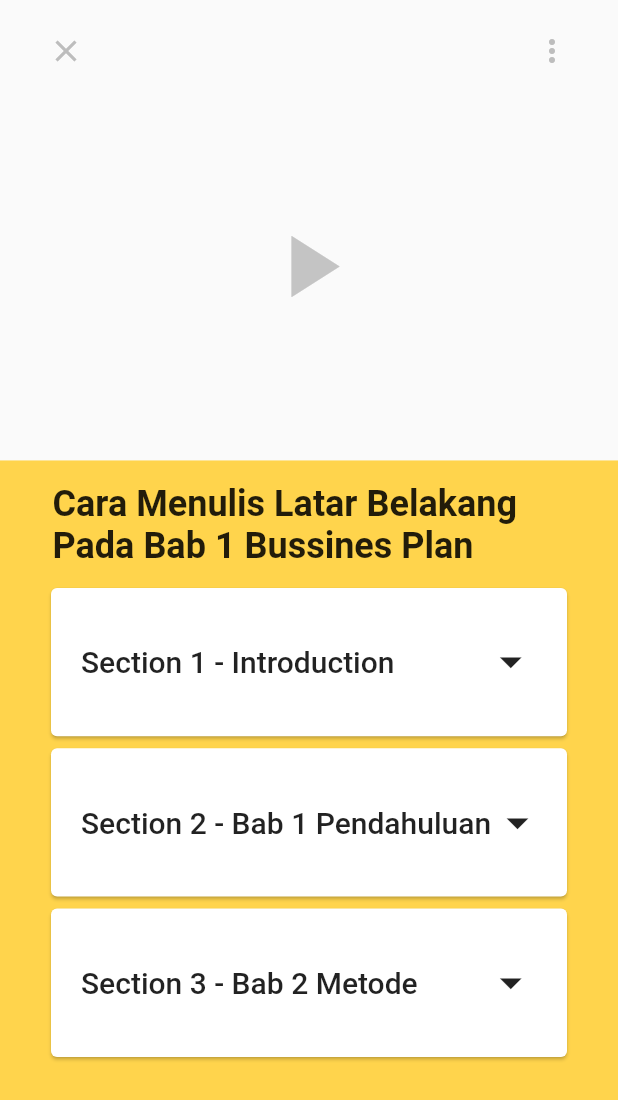
After one commit to Mobile-Apps-Unpak/TA-Mobpro, a Flutter app: the Video screen opened directly, on a phone screen of 412 x 824 dp. The commit adds this screen. Shown: the top 1100 px of the screen. Run offline on Flutter 3.47's test engine with Material 2 defaults, Android fonts, the light colour scheme and no system bars; our stand-ins replace firebase_core, persistent_bottom_nav_bar_v2; accounts and stored records are empty.

```diff
--- a/mobile/lib/main.dart
+++ b/mobile/lib/main.dart
@@ -1,7 +1,16 @@
 import 'package:flutter/material.dart';
 import 'package:mobile/cover.dart';
+import 'package:firebase_core/firebase_core.dart';
+import 'firebase_options.dart';
 
-void main() => runApp(const MyApp());
+void main() async {
+  WidgetsFlutterBinding.ensureInitialized();
+
+  await Firebase.initializeApp(
+    options: DefaultFirebaseOptions.currentPlatform,
+  );
+  runApp(const MyApp());
+}
 
 class MyApp extends StatelessWidget {
   const MyApp({Key? key}) : super(key: key);
--- a/mobile/lib/screen/homepage.dart
+++ b/mobile/lib/screen/homepage.dart
@@ -2,7 +2,7 @@ import 'package:flutter/material.dart';
 import 'package:mobile/screen/chat.dart';
 import 'package:mobile/modul.dart';
 import 'package:mobile/screen/package.dart';
-import 'package:mobile/screen/study.dart';
+import 'package:mobile/screen/video.dart';
 
 class HomePage extends StatelessWidget {
   const HomePage({Key? key}) : super(key: key);
@@ -96,7 +96,7 @@ class HomePage extends StatelessWidget {
                                           onTap: () {
                                             Navigator.of(context).push(
                                               MaterialPageRoute(
-                                                builder: (_) => const Study(),
+                                                builder: (_) => const Video(),
                                               ),
                                             );
                                           },
--- a/mobile/lib/screen/study.dart
+++ b/mobile/lib/screen/study.dart
@@ -1,4 +1,5 @@
 import 'package:flutter/material.dart';
+import 'package:mobile/screen/video.dart';
 
 class Study extends StatelessWidget {
   const Study({Key? key}) : super(key: key);
@@ -135,7 +136,13 @@ class Study extends StatelessWidget {
                                 alignment: Alignment.bottomRight,
                                 child: TextButton(
                                   child: const Text('Read More'),
-                                  onPressed: () {},
+                                  onPressed: () {
+                                    Navigator.of(context).push(
+                                      MaterialPageRoute(
+                                        builder: (_) => const Video(),
+                                      ),
+                                    );
+                                  },
                                 ),
                               ),
                             ],
--- /dev/null
+++ b/mobile/lib/screen/video.dart
@@ -0,0 +1,156 @@
+import 'package:flutter/material.dart';
+
+class Video extends StatelessWidget {
+  const Video({Key? key}) : super(key: key);
+
+  @override
+  Widget build(BuildContext context) {
+    return Scaffold(
+      body: ListView(
+        children: [
+          Container(
+            margin: const EdgeInsets.symmetric(horizontal: 20, vertical: 10),
+            child: Column(
+              children: [
+                Row(
+                  mainAxisAlignment: MainAxisAlignment.spaceBetween,
+                  children: [
+                    IconButton(
+                      onPressed: () {},
+                      icon: const Icon(
+                        Icons.close,
+                        color: Color(0xffBDBDBD),
+                      ),
+                    ),
+                    IconButton(
+                      onPressed: () {},
+                      icon: const Icon(
+                        Icons.more_vert,
+                        color: Color(0xffBDBDBD),
+                      ),
+                    ),
+                  ],
+                ),
+                SizedBox(
+                  height: MediaQuery.of(context).size.height * 0.29,
+                  child: const Icon(
+                    Icons.play_arrow,
+                    size: 70,
+                    color: Color(0xffC4C4C4),
+                  ),
+                ),
+              ],
+            ),
+          ),
+          Container(
+            padding: const EdgeInsets.symmetric(horizontal: 30, vertical: 15),
+            color: const Color(0xffFFD44C),
+            height: MediaQuery.of(context).size.height,
+            child: Column(
+              crossAxisAlignment: CrossAxisAlignment.start,
+              children: [
+                Container(
+                  margin: const EdgeInsets.symmetric(horizontal: 5),
+                  child: const Text(
+                    'Cara Menulis Latar Belakang\nPada Bab 1 Bussines Plan',
+                    style: TextStyle(
+                      fontSize: 24,
+                      fontWeight: FontWeight.bold,
+                    ),
+                  ),
+                ),
+                const SizedBox(
+                  height: 10,
+                ),
+                Card(
+                  child: Container(
+                    height: MediaQuery.of(context).size.height * 0.12,
+                    width: MediaQuery.of(context).size.width,
+                    padding: const EdgeInsets.symmetric(horizontal: 20),
+                    decoration: const BoxDecoration(
+                      borderRadius: BorderRadius.all(
+                        Radius.circular(50),
+                      ),
+                    ),
+                    child: Row(
+                      mainAxisAlignment: MainAxisAlignment.spaceBetween,
+                      children: const [
+                        Text(
+                          'Section 1 - Introduction',
+                          style: TextStyle(
+                            fontSize: 20,
+                            fontWeight: FontWeight.w500,
+                          ),
+                        ),
+                        Icon(
+                          Icons.arrow_drop_down,
+                          size: 35,
+                        )
+                      ],
+                    ),
+                  ),
+                ),
+                Card(
+                  child: Container(
+                    height: MediaQuery.of(context).size.height * 0.12,
+                    width: MediaQuery.of(context).size.width,
+                    padding: const EdgeInsets.symmetric(horizontal: 20),
+                    decoration: const BoxDecoration(
+                      borderRadius: BorderRadius.all(
+                        Radius.circular(50),
+                      ),
+                    ),
+                    child: Row(
+                      mainAxisAlignment: MainAxisAlignment.spaceBetween,
+                      children: const [
+                        Text(
+                          'Section 2 - Bab 1 Pendahuluan',
+                          style: TextStyle(
+                            fontSize: 20,
+                            fontWeight: FontWeight.w500,
+                          ),
+                        ),
+                        Icon(
+                          Icons.arrow_drop_down,
+                          size: 35,
+                        )
+                      ],
+                    ),
+                  ),
+                ),
+                Card(
+                  child: Container(
+                    height: MediaQuery.of(context).size.height * 0.12,
+                    width: MediaQuery.of(context).size.width,
+                    padding: const EdgeInsets.symmetric(horizontal: 20),
+                    decoration: const BoxDecoration(
+                      borderRadius: BorderRadius.all(
+                        Radius.circular(50),
+                      ),
+                    ),
+                    child: Row(
+                      mainAxisAlignment: MainAxisAlignment.spaceBetween,
+                      children: const [
+                        Text(
+                          'Section 3 - Bab 2 Metode ',
+                          style: TextStyle(
+                            fontSize: 20,
+                            fontWeight: FontWeight.w500,
+                          ),
+                        ),
+                        Icon(
+                          Icons.arrow_drop_down,
+                          size: 35,
+                        )
+                      ],
+                    ),
+                  ),
+                ),
+              ],
+            ),
+          ),
+        ],
+      ),
+    );
+  }
+}
--- a/mobile/pubspec.yaml
+++ b/mobile/pubspec.yaml
@@ -28,6 +28,8 @@ environment:
 # versions available, run `flutter pub outdated`.
 dependencies:
   cupertino_icons: ^1.0.2
+  firebase_auth: ^3.3.19
+  firebase_core: ^1.17.1
   flutter:
     sdk: flutter
   persistent_bottom_nav_bar_v2: ^4.2.3
```
Also changed, not shown: mobile/lib/firebase_options.dart (added), mobile/pubspec.lock, 4 other files.
